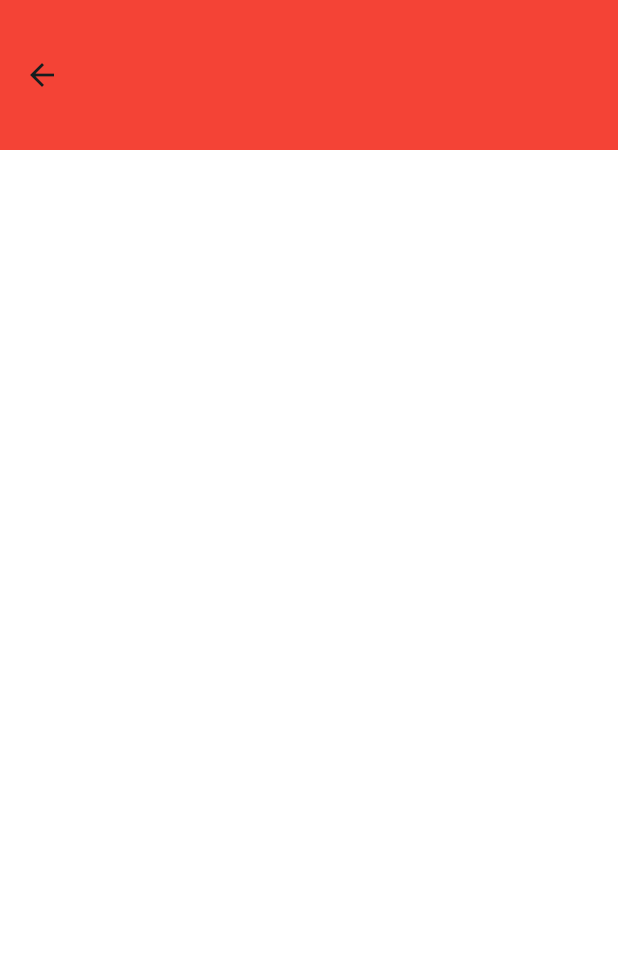
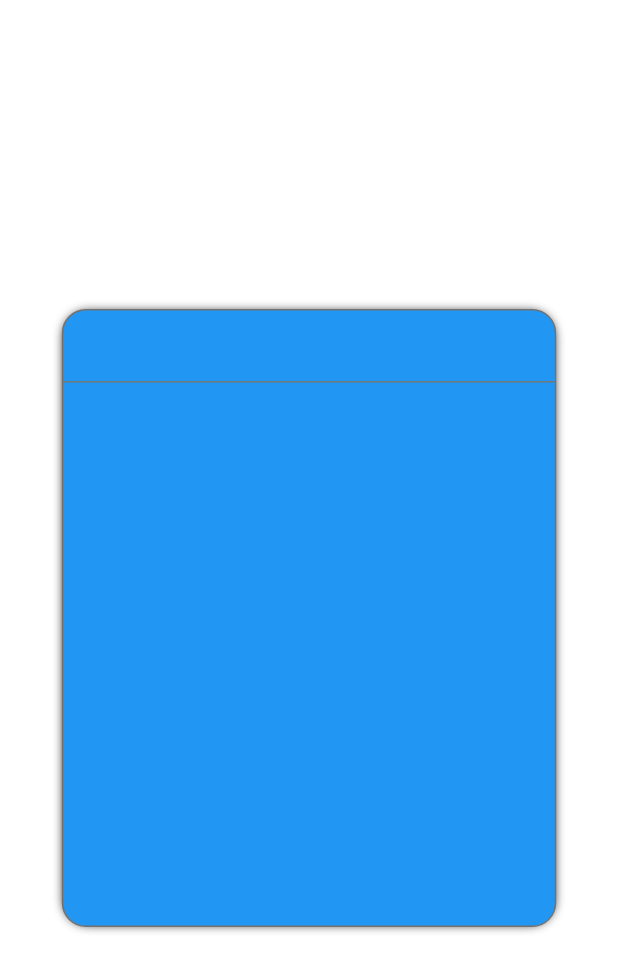
Before and after one commit to emanuelvidall/buttermovies-flutter, a Flutter app: the LoginScreen screen opened directly, on a phone screen of 412 x 824 dp. Shown: the top 972 px of the screen. Run offline on Flutter 3.47's test engine with Material 3 defaults, Android fonts, the phone set to English and light mode, and no system bars; our stand-ins replace flutter_dotenv, google_fonts; network calls fail.

Commit message:
:construction: login screen

```diff
--- a/lib/main.dart
+++ b/lib/main.dart
@@ -1,5 +1,5 @@
 import 'package:flutter_dotenv/flutter_dotenv.dart';
-import './screens/home_screen.dart';
+import './screens/login_screen.dart';
 import 'package:flutter/material.dart';
 
 void main() async {
@@ -19,9 +19,7 @@ class MyApp extends StatelessWidget {
         colorScheme: ColorScheme.fromSeed(seedColor: Colors.white),
         useMaterial3: true,
       ),
-      home: HomeScreen(
-        title: '35mm',
-      ),
+      home: LoginScreen(),
     );
   }
 }
--- a/lib/screens/home_screen.dart
+++ b/lib/screens/home_screen.dart
@@ -39,7 +39,7 @@ class _HomeScreenState extends State<HomeScreen> {
           children: [
             searchBar(),
             const SizedBox(height: 40),
-            TrendingMovies(movies: movies),
+            TrendingMoviesWidget(movies: movies),
             const SizedBox(height: 40),
           ],
         ));
--- a/lib/screens/login_screen.dart
+++ b/lib/screens/login_screen.dart
@@ -1,4 +1,5 @@
 import 'package:flutter/material.dart';
+import 'package:flutter_application_2/widgets/login_form_widget.dart';
 import 'package:flutter_application_2/widgets/login_top_bar.dart';
 
 class LoginScreen extends StatefulWidget {
@@ -11,17 +12,20 @@ class LoginScreen extends StatefulWidget {
 class _LoginScreenState extends State<LoginScreen> {
   @override
   void initState() {
-    super.initState()
+    super.initState();
   }
 
   @override
   Widget build(BuildContext context) {
     return Scaffold(
-      backgroundColor: Colors.white,
-      appBar: loginTopBar(),
+      backgroundColor: (Colors.white),
       body: Column(
+        mainAxisAlignment: MainAxisAlignment.center,
         children: [
-          // loginForm()
+          Row(
+            mainAxisAlignment: MainAxisAlignment.center,
+            children: [LoginFormWidget()],
+          )
         ],
       ),
     );
--- /dev/null
+++ b/lib/widgets/login_form_widget.dart
@@ -0,0 +1,38 @@
+import 'package:flutter/material.dart';
+
+class LoginFormWidget extends StatelessWidget {
+  const LoginFormWidget({super.key});
+
+  @override
+  Widget build(BuildContext context) {
+    double screenWidth = MediaQuery.of(context).size.width;
+    double screenHeight = MediaQuery.of(context).size.height;
+
+    return Container(
+      decoration: BoxDecoration(
+        border: Border.all(
+          color: Color.fromARGB(255, 114, 114, 114),
+          width: 1,
+        ),
+        boxShadow: [
+          BoxShadow(
+            color: Color(0xFF000000).withOpacity(1),
+            offset: Offset(0, 0),
+            blurRadius: 5,
+            spreadRadius: -2,
+          ),
+        ],
+        color: Colors.blue, // Background color
+        borderRadius:
+            BorderRadius.circular(16), // Rounded corners with a radius of 16
+      ),
+      width: screenWidth * 0.8,
+      height: screenHeight * 0.5,
+      child: Container(
+        child: TextField(
+          decoration: InputDecoration(),
+        ),
+      ),
+    );
+  }
+}
--- a/lib/widgets/trending_movies.dart
+++ b/lib/widgets/trending_movies.dart
@@ -3,10 +3,10 @@ import 'package:flutter_application_2/models/movie_model.dart';
 import 'package:flutter_application_2/widgets/movie_card_widget.dart';
 import 'package:flutter_application_2/screens/movie_detail_screen.dart';
 
-class TrendingMovies extends StatelessWidget {
+class TrendingMoviesWidget extends StatelessWidget {
   final List<Movie> movies;
 
-  const TrendingMovies({super.key, required this.movies});
+  const TrendingMoviesWidget({super.key, required this.movies});
 
   @override
   Widget build(BuildContext context) {
```
